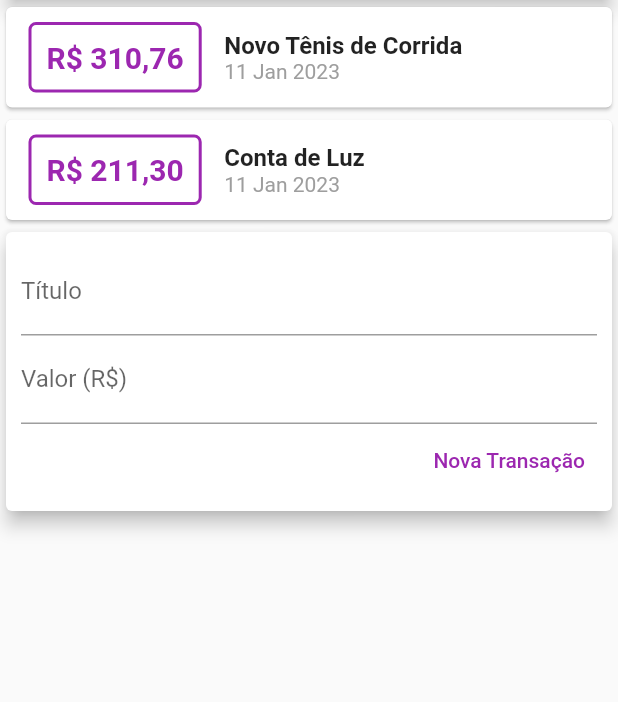
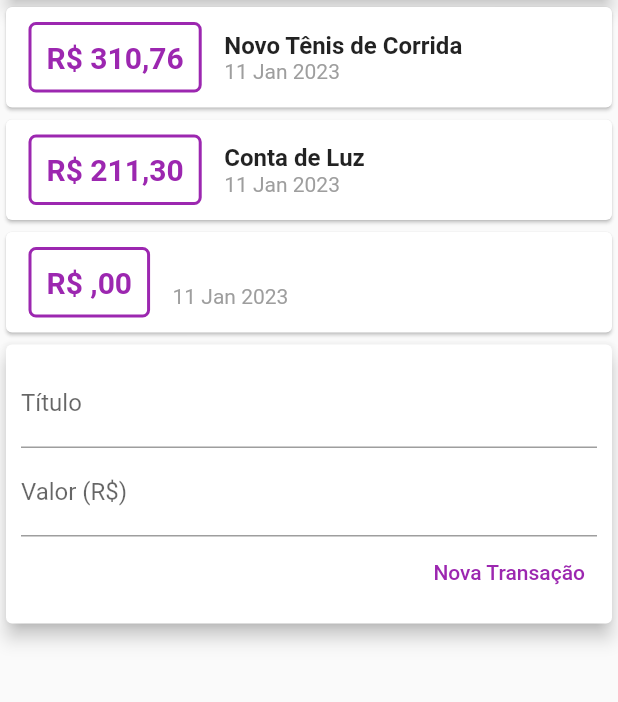
Before and after one commit to Jo-Analyst/expensesApp, a Flutter app: the screen it shows after launch, after a tap on "Nova Transação", on a phone screen of 412 x 824 dp, the part 119-821 px from its top. Run offline on Flutter 3.47's test engine with Material 2 defaults, Android fonts, the phone set to English and light mode, and no system bars.

Commit message:
105. Adicionando Transação #02

```diff
--- a/lib/components/transaction_form.dart
+++ b/lib/components/transaction_form.dart
@@ -1,10 +1,12 @@
 import 'package:flutter/material.dart';
 
 class TransactionForm extends StatelessWidget {
-  TransactionForm({Key? key}) : super(key: key);
-
   final titleController = TextEditingController();
   final valueController = TextEditingController();
+
+  final void Function(String, double) onSubmit;
+
+  TransactionForm(this.onSubmit, {Key? key}) : super(key: key);
 
   @override
   Widget build(BuildContext context) {
@@ -31,8 +33,9 @@ class TransactionForm extends StatelessWidget {
               children: [
                 TextButton(
                   onPressed: () {
-                    print(titleController.text);
-                    print(valueController.text);
+                    final title = titleController.text;
+                    final value = double.tryParse(valueController.text) ?? 0.0;
+                    onSubmit(title, value);
                   },
                   style: TextButton.styleFrom(
                     foregroundColor: Colors.purple,
--- a/lib/components/transaction_user.dart
+++ b/lib/components/transaction_user.dart
@@ -33,6 +33,7 @@ class _TransactionUserState extends State<TransactionUser> {
       value: value,
       date: DateTime.now(),
     );
+
     setState(() {
       _transactions.add(newTransctions);
     });
@@ -41,7 +42,7 @@ class _TransactionUserState extends State<TransactionUser> {
   @override
   Widget build(BuildContext context) {
     return Column(
-      children: [TransactionList(_transactions), TransactionForm()],
+      children: [TransactionList(_transactions), TransactionForm(_addTransaction)],
     );
   }
 }
```
